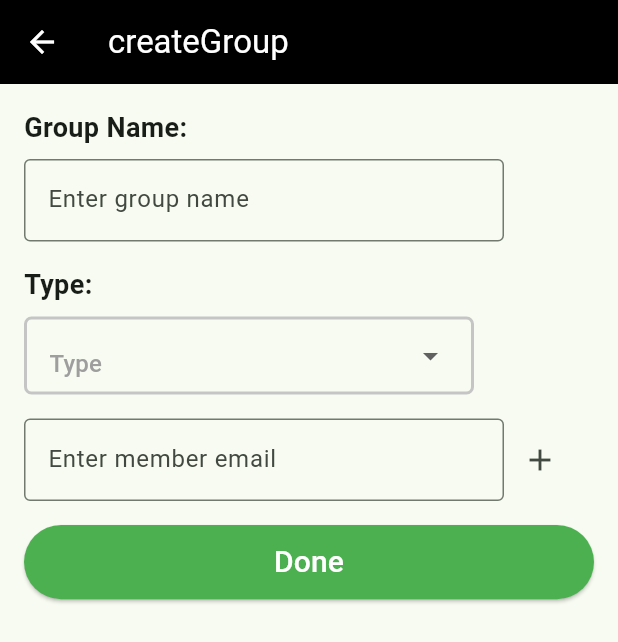
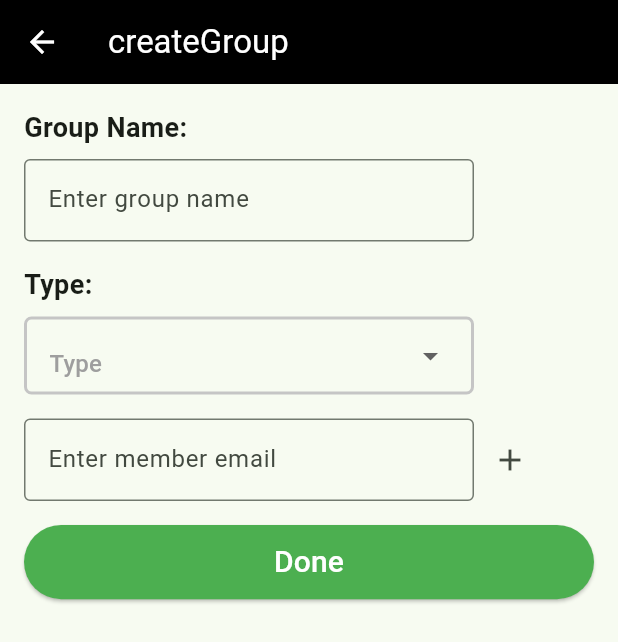
Before and after one commit to ahmaddioxide/ppocket, a Flutter app: the CreateGroup screen opened directly, on a phone screen of 412 x 824 dp. Shown: the top 642 px of the screen. Run offline on Flutter 3.47's test engine with Material 3 defaults, Android fonts, the phone set to English and light mode, and no system bars; our stand-ins replace cloud_firestore, curved_navigation_bar, device_preview, firebase_auth, firebase_core, flutter_spinkit and 2 more; missing offline and left inert: qr_code_scanner; accounts and stored records are empty.

Commit message:
debugged: Group Creation Overflow error

```diff
--- a/lib/views/group_spending_screen/create_group_screen.dart
+++ b/lib/views/group_spending_screen/create_group_screen.dart
@@ -62,7 +62,7 @@ class _CreateGroupState extends State<CreateGroup> {
               const SizedBox(height: 8),
               SizedBox(
                 height: 55,
-                width: 320,
+                width: 300,
                 child: TextFormField(
                   controller: _groupNameController,
                   decoration: const InputDecoration(
@@ -93,7 +93,7 @@ class _CreateGroupState extends State<CreateGroup> {
                 children: [
                   SizedBox(
                     height: 55,
-                    width: 320,
+                    width: 300,
                     child: TextFormField(
                       controller: _memberEmailController,
                       decoration: const InputDecoration(
```
